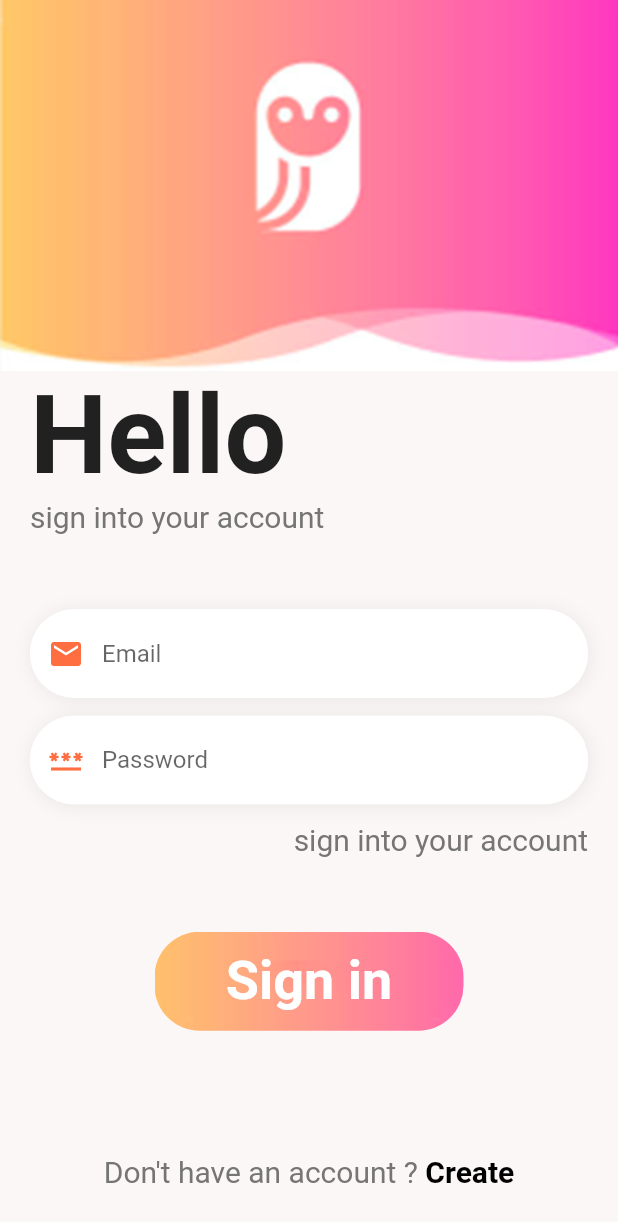
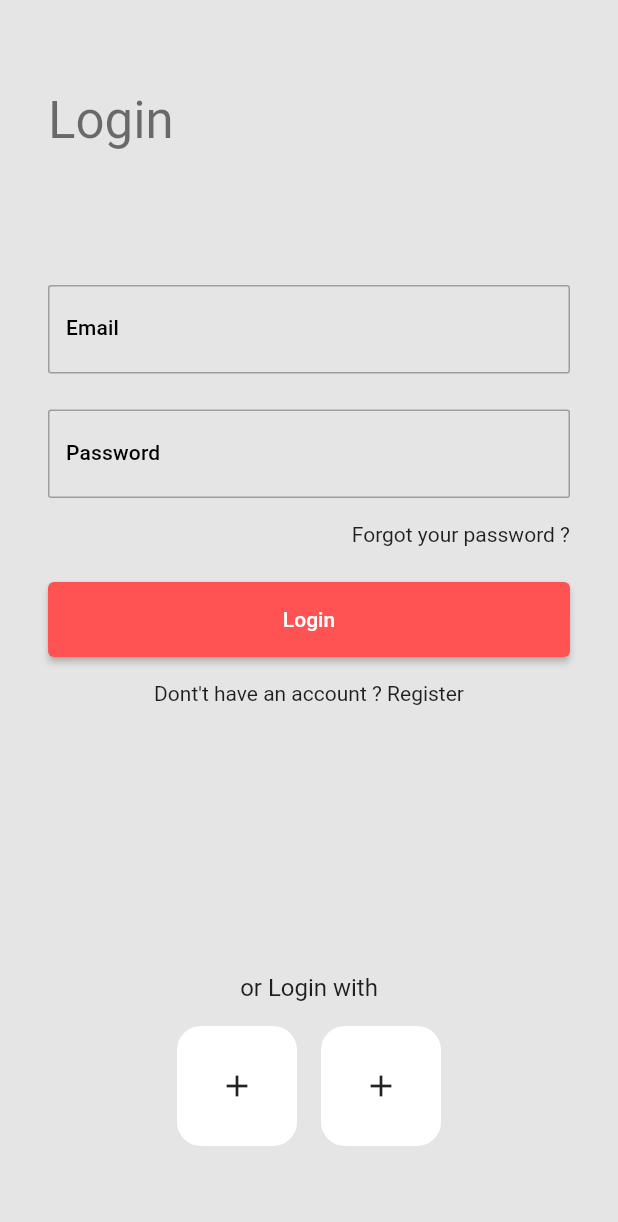
Before and after one commit to tawafmesar/eCommerceFLutter, a Flutter app: the screen it shows after launch, on a phone screen of 412 x 824 dp. Shown: the top 1222 px of the screen. Run offline on Flutter 3.47's test engine with Material 2 defaults, Android fonts, the phone set to English and light mode, and no system bars; our stand-ins replace firebase_auth, firebase_core, get; accounts and stored records are empty.

Commit message:
[FEATURE] add the ui login and register pages

```diff
--- a/lib/auth_controller.dart
+++ b/lib/auth_controller.dart
@@ -24,12 +24,12 @@ class AuthController extends GetxController{
   }
 
   _initialScreen(User? user){
-    if(user==null){
-      print("login page");
-      Get.offAll(()=>LoginPage());
-    } else {
-      Get.offAll(()=>WelcomePage(email:user.email!));
-    }
+    // if(user==null){
+    //   print("login page");
+    //   Get.offAll(()=>LoginPage());
+    // } else {
+    //   Get.offAll(()=>WelcomePage(email:user.email!));
+    // }
 
     }
 
--- a/lib/main.dart
+++ b/lib/main.dart
@@ -5,6 +5,8 @@ import 'package:untitled1/login_page.dart';
 
 import 'package:untitled1/signup_page.dart';
 import 'package:untitled1/splash_screen.dart';
+import 'package:untitled1/utilities/router.dart';
+import 'package:untitled1/utilities/routes.dart';
 import 'package:untitled1/welcome_page.dart';
 import 'package:get/get.dart';
 
@@ -21,12 +23,39 @@ class MyApp extends StatelessWidget {
   @override
   Widget build(BuildContext context) {
     return GetMaterialApp(
+      debugShowCheckedModeBanner: false,
       title: 'Flutter Demo',
       theme: ThemeData(
+        primarySwatch: Colors.blue,
+        scaffoldBackgroundColor: const Color(0xFFE5E5E5),
+        primaryColor: Colors.redAccent,
+        inputDecorationTheme: InputDecorationTheme(
+            labelStyle: Theme.of(context).textTheme.titleSmall,
+            focusedBorder: OutlineInputBorder(
+            borderRadius: BorderRadius.circular(2.0),
+            borderSide: const BorderSide(
+              color: Colors.grey
+            )
+          ),
+          disabledBorder: OutlineInputBorder(
+              borderRadius: BorderRadius.circular(2.0),
+              borderSide: const BorderSide(
+                  color: Colors.grey
+              )
+          ),
+          enabledBorder: OutlineInputBorder(
+              borderRadius:  BorderRadius.circular(2.0),
+              borderSide: const BorderSide(
+                  color: Colors.grey
+              )
+          ),
 
-        primarySwatch: Colors.blue,
+        ),
       ),
-      home:SplashScrean()
+
+      onGenerateRoute: onGenerate ,
+      initialRoute: AppRoutes.loginPageRoute,
+      // home:SplashScrean()
     );
   }
 }
--- /dev/null
+++ b/lib/utilities/ename.dart
@@ -0,0 +1,4 @@
+enum AuthFormType{
+  login,
+  register
+}
--- /dev/null
+++ b/lib/utilities/router.dart
@@ -0,0 +1,21 @@
+import 'package:flutter/cupertino.dart';
+import 'package:flutter/material.dart';
+import 'package:untitled1/utilities/routes.dart';
+import 'package:untitled1/views/pages/landing_page.dart';
+import 'package:untitled1/views/pages/login_page.dart';
+
+Route<dynamic> onGenerate(RouteSettings settings) {
+  switch (settings.name) {
+    case AppRoutes.loginPageRoute:
+      return CupertinoPageRoute(
+        builder: (_) => const LoginPage(),
+      );
+
+
+    case AppRoutes.landingPageRoute:
+    default:
+      return CupertinoPageRoute(
+        builder: (_) => const LandingPage(),
+      );
+  }
+}
--- /dev/null
+++ b/lib/utilities/routes.dart
@@ -0,0 +1,6 @@
+class AppRoutes {
+  static const String landingPageRoute = '/';
+  static const String loginPageRoute = '/login';
+  // static const String registerPageRoute = '/register';
+
+}
--- /dev/null
+++ b/lib/views/pages/login_page.dart
@@ -0,0 +1,139 @@
+import 'package:flutter/material.dart';
+import 'package:untitled1/utilities/ename.dart';
+import 'package:untitled1/views/widgets/main_buttom.dart';
+
+import '../../utilities/routes.dart';
+
+class LoginPage extends StatefulWidget {
+  const LoginPage({Key? key}) : super(key: key);
+
+  @override
+  State<LoginPage> createState() => _LoginPageState();
+}
+
+class _LoginPageState extends State<LoginPage> {
+  final _formKey = GlobalKey<FormState>();
+  final _emailController = TextEditingController();
+  final _passwordController = TextEditingController();
+  var _authType = AuthFormType.login;
+
+  @override
+  Widget build(BuildContext context) {
+    return Scaffold(
+      body: SafeArea(
+        child: Padding(
+          padding: const EdgeInsets.symmetric(
+            vertical: 60.0,
+            horizontal: 32.0,
+          ),
+          child: Form(
+            key: _formKey,
+            child: Column(
+              crossAxisAlignment: CrossAxisAlignment.start,
+              children: [
+                Text(
+                  _authType == AuthFormType.login ? 'Login' : 'Register',
+                  style: Theme.of(context).textTheme.headline4,
+                ),
+                const SizedBox(
+                  height: 90.0,
+                ),
+                TextFormField(
+                  controller: _emailController,
+                  validator: (val) =>
+                      val!.isEmpty ? 'Pleas enter your email' : null,
+                  decoration: const InputDecoration(
+                    labelText: 'Email',
+                    hintText: 'Enter your email',
+                  ),
+                ),
+                const SizedBox(
+                  height: 24.0,
+                ),
+                TextFormField(
+                  controller: _passwordController,
+                  validator: (val) =>
+                      val!.isEmpty ? 'Pleas enter your password' : null,
+                  decoration: const InputDecoration(
+                    labelText: 'Password',
+                    hintText: 'Enter your email',
+                  ),
+                ),
+                const SizedBox(
+                  height: 16.0,
+                ),
+                if (_authType == AuthFormType.login)
+                  Align(
+                    alignment: Alignment.topRight,
+                    child: InkWell(
+                        child: const Text('Forgot your password ?'),
+                        onTap: () {}),
+                  ),
+                const SizedBox(
+                  height: 24.0,
+                ),
+                MainButton(
+                  text:
+                    _authType == AuthFormType.login  ? 'Login':'Register',
+                    onTap: () {}),
+                const SizedBox(
+                  height: 16,
+                ),
+                Align(
+                  alignment: Alignment.center,
+                  child: InkWell(
+                    child:
+                    Text(   _authType == AuthFormType.login  ? 'Dont\'t have an account ? Register':'Have ane account ? Login',
+                        ),
+                    onTap: () {
+                      setState(() {
+                        if (_authType == AuthFormType.login) {
+                          _authType = AuthFormType.register;
+                        } else {
+                          _authType = AuthFormType.login;
+                        }
+                      });
+                    },
+                  ),
+                ),
+                const Spacer(),
+                Align(
+                  alignment: Alignment.center,
+                  child: Text(
+                    _authType == AuthFormType.login  ? 'or Login with' : 'Or Register with ',
+                    style: Theme.of(context).textTheme.subtitle1,
+                  ),
+                ),
+                const SizedBox(height: 16.0),
+                Row(
+                  mainAxisAlignment: MainAxisAlignment.center,
+                  children: [
+                    Container(
+                      height: 80,
+                      width: 80,
+                      decoration: BoxDecoration(
+                          borderRadius: BorderRadius.circular(16.0),
+                          color: Colors.white),
+                      child: Icon(Icons.add),
+                    ),
+                    const SizedBox(
+                      width: 16,
+                    ),
+                    Container(
+                      height: 80,
+                      width: 80,
+                      decoration: BoxDecoration(
+                          borderRadius: BorderRadius.circular(16.0),
+                          color: Colors.white),
+                      child: Icon(Icons.add),
+                    )
+                  ],
+                )
+              ],
+            ),
+          ),
+        ),
+      ),
+    );
+  }
+}
--- /dev/null
+++ b/lib/views/widgets/main_buttom.dart
@@ -0,0 +1,23 @@
+import 'package:flutter/material.dart';
+
+class MainButton extends StatelessWidget {
+  final String text;
+  final VoidCallback onTap;
+  const MainButton({Key? key,required this.text,required this.onTap}) : super(key: key);
+
+  @override
+  Widget build(BuildContext context) {
+    return SizedBox(
+      width: double.infinity,
+        height: 50,
+      child: ElevatedButton(
+          onPressed: onTap,
+          style: ElevatedButton.styleFrom(
+            primary:  Theme.of(context).primaryColor
+          ),
+          child: Text(text,
+              ),
+      ),
+    );
+  }
+}
--- a/pubspec.yaml
+++ b/pubspec.yaml
@@ -64,6 +64,7 @@ flutter:
   # To add assets to your application, add an assets section, like this:
   assets:
    - img/
+   - assets/
   #   - images/a_dot_ham.jpeg
 
   # An image asset can refer to one or more resolution-specific "variants", see
```
Also changed, not shown: lib/signup_page.dart (+111 -12 lines), lib/views/pages/landing_page.dart (added, +10 -0 lines).
